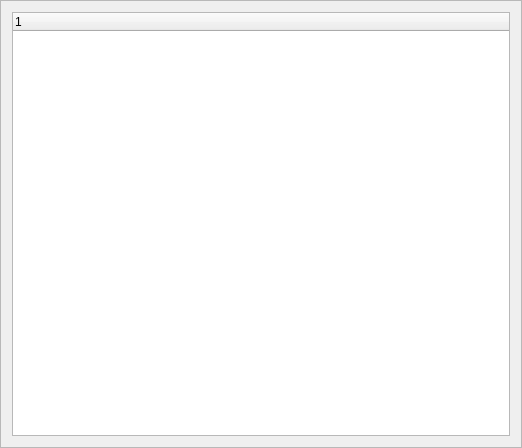
Qt form src/pages/page_history.ui (schmufu/abtransfers) before a commit.
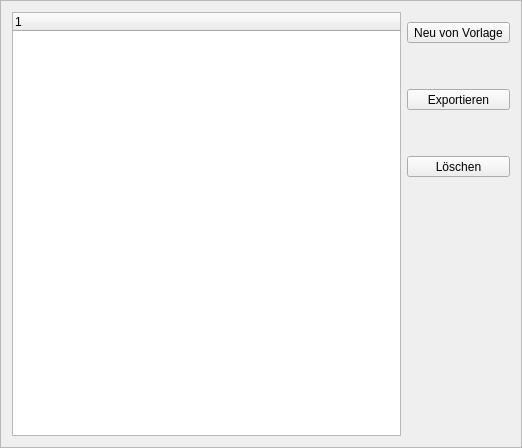
The same form after that commit. Icons and pictures are not drawn.

Commit message: Aufträge in der Historie können jetzt als Vorlage für neue Aufträge genutzt werden.

```diff
--- a/src/pages/page_history.ui
+++ b/src/pages/page_history.ui
@@ -22,8 +22,8 @@
   <property name="frameShadow">
    <enum>QFrame::Raised</enum>
   </property>
-  <layout class="QGridLayout" name="gridLayout">
-   <item row="0" column="0">
+  <layout class="QHBoxLayout" name="horizontalLayout">
+   <item>
     <widget class="QTreeWidget" name="treeWidget">
      <column>
       <property name="text">
@@ -32,6 +32,128 @@
      </column>
     </widget>
    </item>
+   <item>
+    <layout class="QVBoxLayout" name="verticalLayout">
+     <item>
+      <spacer name="verticalSpacer_4">
+       <property name="orientation">
+        <enum>Qt::Vertical</enum>
+       </property>
+       <property name="sizeType">
+        <enum>QSizePolicy::Minimum</enum>
+       </property>
+       <property name="sizeHint" stdset="0">
+        <size>
+         <width>20</width>
+         <height>10</height>
+        </size>
+       </property>
+      </spacer>
+     </item>
+     <item>
+      <widget class="QToolButton" name="toolButton_new">
+       <property name="sizePolicy">
+        <sizepolicy hsizetype="Preferred" vsizetype="Fixed">
+         <horstretch>0</horstretch>
+         <verstretch>0</verstretch>
+        </sizepolicy>
+       </property>
+       <property name="text">
+        <string>Neu von Vorlage</string>
+       </property>
+       <property name="icon">
+        <iconset theme="document-new"/>
+       </property>
+       <property name="toolButtonStyle">
+        <enum>Qt::ToolButtonTextBesideIcon</enum>
+       </property>
+      </widget>
+     </item>
+     <item>
+      <spacer name="verticalSpacer_3">
+       <property name="orientation">
+        <enum>Qt::Vertical</enum>
+       </property>
+       <property name="sizeType">
+        <enum>QSizePolicy::Minimum</enum>
+       </property>
+       <property name="sizeHint" stdset="0">
+        <size>
+         <width>20</width>
+         <height>40</height>
+        </size>
+       </property>
+      </spacer>
+     </item>
+     <item>
+      <widget class="QToolButton" name="toolButton_export">
+       <property name="sizePolicy">
+        <sizepolicy hsizetype="Preferred" vsizetype="Fixed">
+         <horstretch>0</horstretch>
+         <verstretch>0</verstretch>
+        </sizepolicy>
+       </property>
+       <property name="text">
+        <string>Exportieren</string>
+       </property>
+       <property name="icon">
+        <iconset theme="document-export"/>
+       </property>
+       <property name="toolButtonStyle">
+        <enum>Qt::ToolButtonTextBesideIcon</enum>
+       </property>
+      </widget>
+     </item>
+     <item>
+      <spacer name="verticalSpacer_2">
+       <property name="orientation">
+        <enum>Qt::Vertical</enum>
+       </property>
+       <property name="sizeType">
+        <enum>QSizePolicy::Minimum</enum>
+       </property>
+       <property name="sizeHint" stdset="0">
+        <size>
+         <width>20</width>
+         <height>40</height>
+        </size>
+       </property>
+      </spacer>
+     </item>
+     <item>
+      <widget class="QToolButton" name="toolButton_delete">
+       <property name="sizePolicy">
+        <sizepolicy hsizetype="Preferred" vsizetype="Fixed">
+         <horstretch>0</horstretch>
+         <verstretch>0</verstretch>
+        </sizepolicy>
+       </property>
+       <property name="text">
+        <string>Löschen</string>
+       </property>
+       <property name="icon">
+        <iconset theme="edit-delete"/>
+       </property>
+       <property name="toolButtonStyle">
+        <enum>Qt::ToolButtonTextBesideIcon</enum>
+       </property>
+      </widget>
+     </item>
+     <item>
+      <spacer name="verticalSpacer">
+       <property name="orientation">
+        <enum>Qt::Vertical</enum>
+       </property>
+       <property name="sizeHint" stdset="0">
+        <size>
+         <width>20</width>
+         <height>40</height>
+        </size>
+       </property>
+      </spacer>
+     </item>
+    </layout>
+   </item>
   </layout>
  </widget>
  <resources/>
```
Left out of the diff: 3 changed lines with no effect on the pictures. The commit also changes 5 other files.
